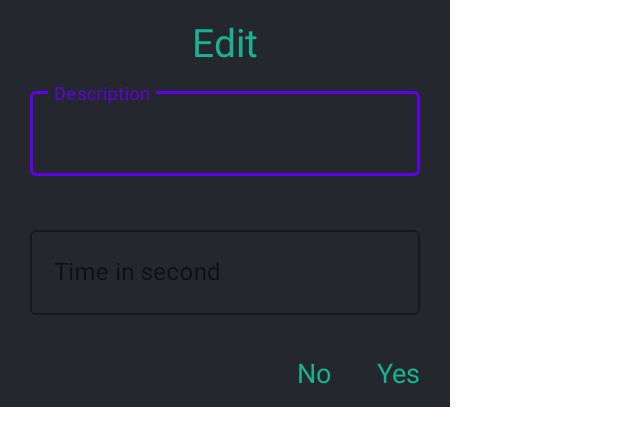
After one commit to NickNterm/RunningApp, an Android app: the layout edit_dialog.xml on its own in the app's theme, with its tools: preview values and no code run, on a phone screen of 412 x 824 dp. The commit adds this screen. Shown: the top 446 px of the screen. Run offline under Robolectric (Android 15) with nearby library versions, the phone set to English and light mode, and no system bars.

Commit message:
version 1.3(bug fixes, edit functionality, drag and drop works)

```diff
--- /dev/null
+++ b/RunningApp/app/src/main/res/layout/edit_dialog.xml
@@ -0,0 +1,78 @@
+<?xml version="1.0" encoding="utf-8"?>
+<LinearLayout xmlns:android="http://schemas.android.com/apk/res/android"
+    android:layout_width="@dimen/DialogWidth"
+    android:layout_height="wrap_content"
+    xmlns:app="http://schemas.android.com/apk/res-auto"
+    android:background="@color/dark"
+    android:orientation="vertical">
+    <TextView
+        android:layout_width="wrap_content"
+        android:layout_height="wrap_content"
+        android:textColor="@color/cyan"
+        android:textSize="@dimen/DialogTitleText"
+        android:layout_gravity="center"
+        android:layout_marginTop="@dimen/TitleTopMargin"
+        android:text="Edit"/>
+
+    <com.google.android.material.textfield.TextInputLayout
+        android:id="@+id/DescriptionEditTextLayout"
+        android:paddingHorizontal="20dp"
+        android:paddingTop="10dp"
+        android:layout_width="match_parent"
+        android:layout_height="wrap_content"
+        android:hint="Description"
+        app:errorEnabled="true"
+        style="@style/Widget.MaterialComponents.TextInputLayout.OutlinedBox">
+        <com.google.android.material.textfield.TextInputEditText
+            android:id="@+id/DescriptionEditTextInput"
+            android:layout_width="match_parent"
+            android:layout_height="wrap_content"
+            />
+    </com.google.android.material.textfield.TextInputLayout>
+    <com.google.android.material.textfield.TextInputLayout
+        android:id="@+id/TimeTextEditInputLayout"
+        android:paddingHorizontal="20dp"
+        android:paddingTop="10dp"
+        android:layout_width="match_parent"
+        android:layout_height="wrap_content"
+        android:hint="Time in second"
+        app:errorEnabled="true"
+        style="@style/Widget.MaterialComponents.TextInputLayout.OutlinedBox">
+        <com.google.android.material.textfield.TextInputEditText
+            android:id="@+id/TimeEditTextInput"
+            android:numeric="integer"
+            android:layout_width="match_parent"
+            android:layout_height="wrap_content"
+            />
+    </com.google.android.material.textfield.TextInputLayout>
+
+    <LinearLayout
+        android:layout_width="match_parent"
+        android:layout_height="wrap_content"
+        android:gravity="right"
+        android:layout_marginBottom="@dimen/OptionButtonsBottomMargin"
+        android:orientation="horizontal">
+        <TextView
+            android:id="@+id/NoEditDialogButton"
+            android:layout_width="wrap_content"
+            android:layout_height="wrap_content"
+            android:paddingHorizontal="@dimen/OptionPaddingHorizontal"
+            android:paddingVertical="@dimen/OptionPaddingVertical"
+            android:text="No"
+            android:layout_marginEnd="@dimen/MarginBetweenOptions"
+            android:textSize="@dimen/DialogOptionText"
+            android:textColor="@color/cyan"
+            android:gravity="right"/>
+        <TextView
+            android:id="@+id/YesEditDialogButton"
+            android:layout_width="wrap_content"
+            android:layout_height="wrap_content"
+            android:paddingHorizontal="@dimen/OptionPaddingHorizontal"
+            android:paddingVertical="@dimen/OptionPaddingVertical"
+            android:layout_marginEnd="@dimen/MarginBetweenOptions"
+            android:text="Yes"
+            android:textSize="@dimen/DialogOptionText"
+            android:textColor="@color/cyan"
+            android:gravity="right"/>
+    </LinearLayout>
+</LinearLayout>
```
Also changed, not shown: RunningApp/app/src/main/java/com/nicknterm/runningapp/MainActivity.kt (+2 -6 lines), RunningApp/app/src/main/java/com/nicknterm/runningapp/RvAdapter.kt (+22 -16 lines).
